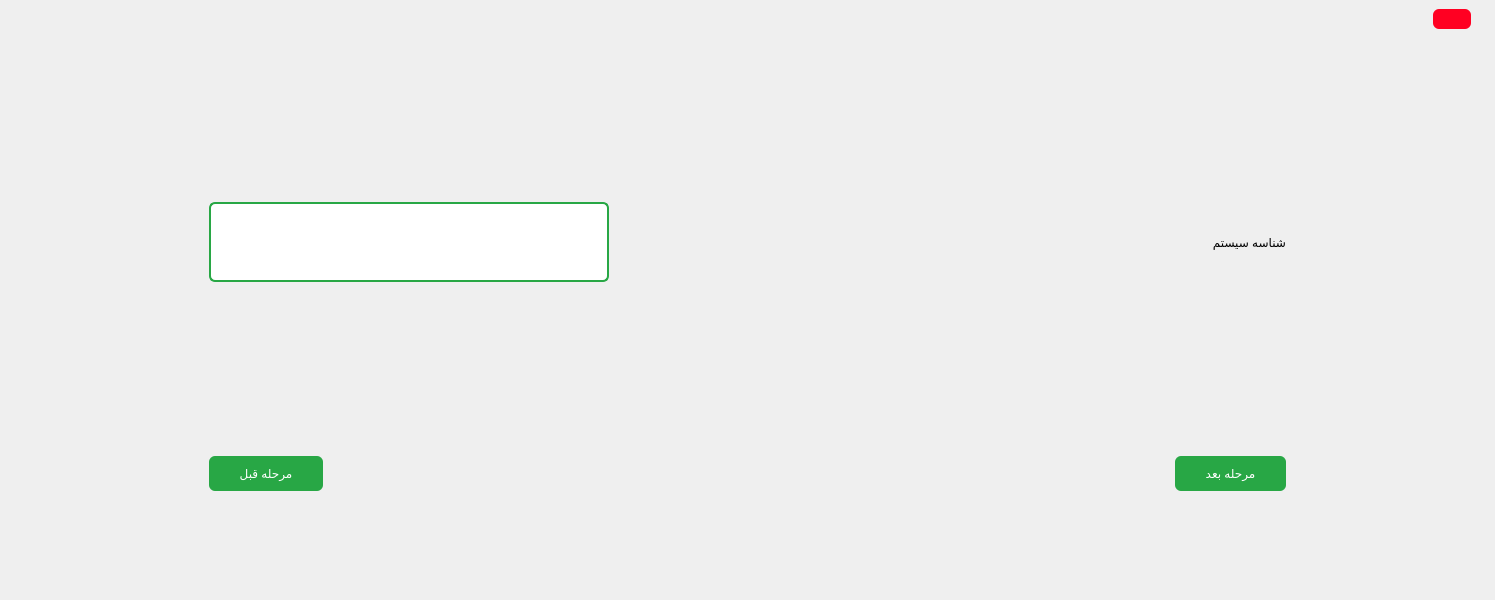
This is setup.ui in Farazist/raspberrypi-app as Qt 5 draws it before an edit. The edited form follows.
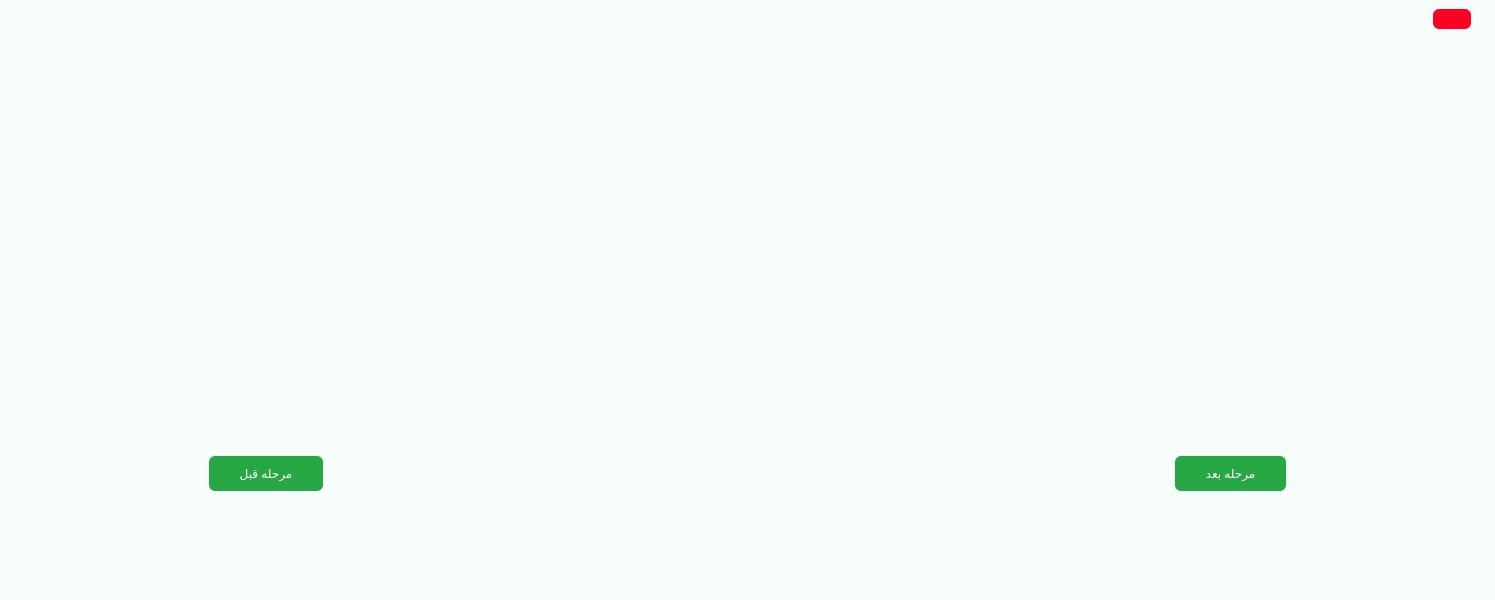
This is the edited form. The open tabs and pages were chosen to show the change. Icons and pictures are not drawn.

Diff of the .ui file:
```diff
--- a/setup.ui
+++ b/setup.ui
@@ -23,20 +23,7 @@
    <string>فرازیست</string>
   </property>
   <property name="styleSheet">
-   <string notr="true">QPushButton{
-background-color: #ffffff; 
-border: 3px solid #28a745; 
-border-radius: 6px;
-outline-style: none;
-padding: 5px;
-font: 24pt &quot;IRANSansFaNum&quot;;
-color: #000000;
-}
-QPushButton:pressed {
-background-color: #6fdc89;
-border-style: inset;
-}
-</string>
+   <string notr="true">background-color: rgb(246, 253, 250);</string>
   </property>
   <widget class="QWidget" name="centralWidget">
    <layout class="QVBoxLayout" name="verticalLayout">
@@ -661,6 +648,13 @@
         </item>
        </layout>
       </widget>
+      <widget class="QWidget" name="pageTable">
+       <layout class="QVBoxLayout" name="verticalLayout_11">
+        <item>
+         <layout class="QHBoxLayout" name="horizontalLayout"/>
+        </item>
+       </layout>
+      </widget>
      </widget>
     </item>
     <item>
```
